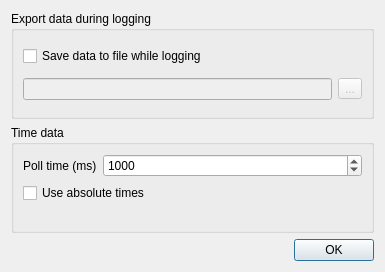
This is src/dialogs/logdialog.ui in ModbusScope/ModbusScope as Qt 5 draws it before an edit. The edited form follows.
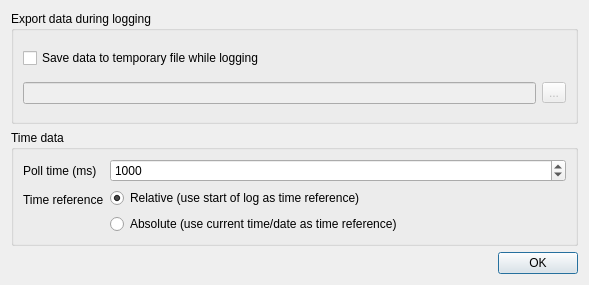
This is the edited form. Icons and pictures are not drawn.

Commit message: Replace checkbox with radio button

What changed in the file:
```diff
--- a/src/dialogs/logdialog.ui
+++ b/src/dialogs/logdialog.ui
@@ -6,8 +6,8 @@
    <rect>
     <x>0</x>
     <y>0</y>
-    <width>385</width>
-    <height>272</height>
+    <width>589</width>
+    <height>285</height>
    </rect>
   </property>
   <property name="windowTitle">
@@ -28,7 +28,7 @@
       <item>
        <widget class="QCheckBox" name="checkWriteDuringLog">
         <property name="text">
-         <string>Save data to file while logging</string>
+         <string>Save data to temporary file while logging</string>
         </property>
        </widget>
       </item>
@@ -65,17 +65,14 @@
       <string>Time data</string>
      </property>
      <layout class="QFormLayout" name="formLayout">
-      <property name="fieldGrowthPolicy">
-       <enum>QFormLayout::AllNonFixedFieldsGrow</enum>
-      </property>
-      <item row="1" column="0">
+      <item row="0" column="0">
        <widget class="QLabel" name="label_5">
         <property name="text">
          <string>Poll time (ms)</string>
         </property>
        </widget>
       </item>
-      <item row="1" column="1">
+      <item row="0" column="1">
        <widget class="QSpinBox" name="spinPollTime">
         <property name="enabled">
          <bool>true</bool>
@@ -91,13 +88,34 @@
         </property>
        </widget>
       </item>
-      <item row="2" column="0" colspan="2">
-       <widget class="QCheckBox" name="checkAbsoluteTimes">
+      <item row="1" column="0">
+       <widget class="QLabel" name="label">
         <property name="text">
-         <string>Use absolute times</string>
+         <string>Time reference</string>
         </property>
        </widget>
       </item>
+      <item row="1" column="1">
+       <layout class="QVBoxLayout" name="verticalLayout_3">
+        <item>
+         <widget class="QRadioButton" name="radioRelative">
+          <property name="text">
+           <string>Relative (use start of log as time reference)</string>
+          </property>
+          <property name="checked">
+           <bool>true</bool>
+          </property>
+         </widget>
+        </item>
+        <item>
+         <widget class="QRadioButton" name="radioAbsolute">
+          <property name="text">
+           <string>Absolute (use current time/date as time reference)</string>
+          </property>
+         </widget>
+        </item>
+       </layout>
+      </item>
      </layout>
     </widget>
    </item>
```
Left out of the diff: 1 changed line with no effect on the pictures. The commit also changes 2 other files.
